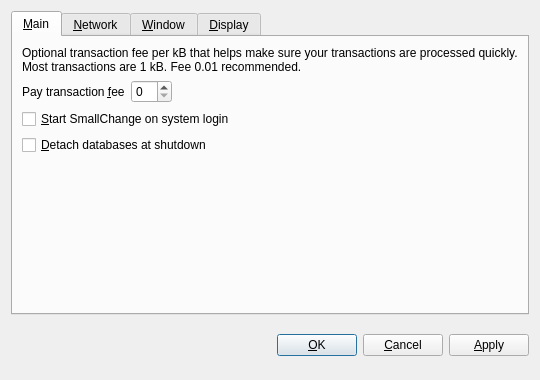
This is src/qt/forms/optionsdialog.ui in mswilkison/maclanecoin as Qt 5 draws it before an edit. The edited form follows.
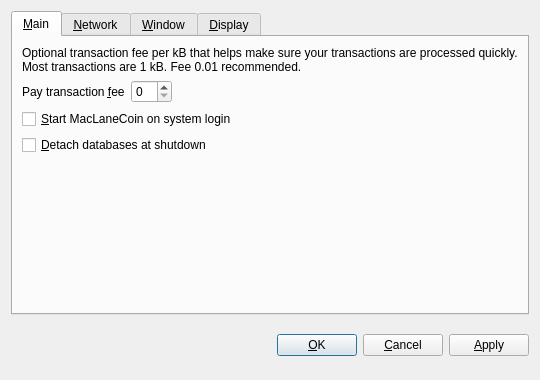
This is the edited form. The open tabs and pages were chosen to show the change. Custom widgets are drawn as their Qt base class.

Commit message: s/SmallChange/MacLaneCoin

Diff of the .ui file:
```diff
--- a/src/qt/forms/optionsdialog.ui
+++ b/src/qt/forms/optionsdialog.ui
@@ -82,7 +82,7 @@
           <string>Automatically start SmallChange after logging in to the system.</string>
          </property>
          <property name="text">
-          <string>&amp;Start SmallChange on system login</string>
+          <string>&amp;Start MacLaneCoin on system login</string>
          </property>
         </widget>
        </item>
```
Left out of the diff: 10 changed lines with no effect on the pictures. The commit also changes 23 other files.
